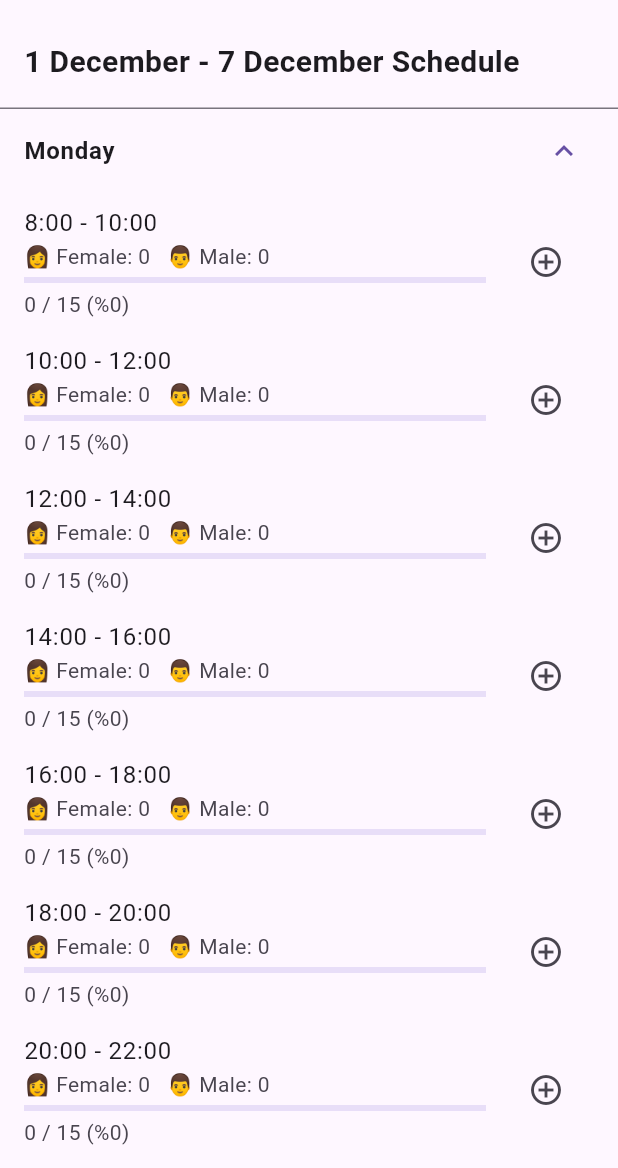
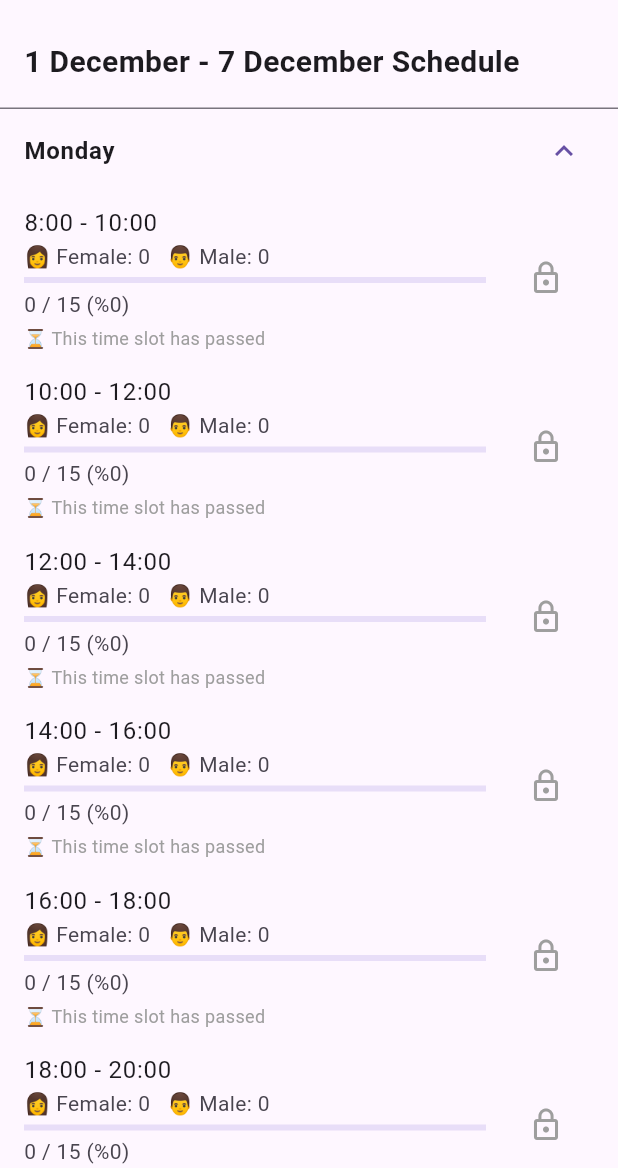
Before and after one commit to Elifsudeozmen/se380gymprojectt, a Flutter app: the screen it shows once a user with an empty profile is signed in, after a tap on "Monday", on a phone screen of 412 x 824 dp, the part 68-1236 px from its top. Run offline on Flutter 3.47's test engine with Material 3 defaults, Android fonts, the phone set to English and light mode, and no system bars; our stand-ins replace cloud_firestore, firebase_auth, firebase_core, lottie; accounts and stored records are empty.

Commit message:
preventing getting appointment from past days

```diff
--- a/lib/_lib/features/registration_page/presentation/widgets/day_option.dart
+++ b/lib/_lib/features/registration_page/presentation/widgets/day_option.dart
@@ -1,5 +1,4 @@
 import 'package:flutter/material.dart';
-import 'package:gymproject/_lib/features/registration_page/data/date_utils.dart';
 import '../../data/services/appointment_service.dart';
 import '../../data/dto/appointment_dto.dart';
 
@@ -15,7 +14,6 @@ class DayOption extends StatefulWidget {
 
 class _DayOptionState extends State<DayOption> {
   final AppointmentService service = AppointmentService();
-
   bool _isSubmitting = false;
 
   final List<String> timeOptions = [
@@ -28,6 +26,17 @@ class _DayOptionState extends State<DayOption> {
     '20:00 - 22:00',
     '22:00 - 00:00',
   ];
+
+  /// 🔒 Slot geçmiş mi?
+  bool _isPastSlot(DateTime date, String timeSlot) {
+    final now = DateTime.now();
+
+    final startHour = int.parse(timeSlot.split(':')[0]);
+
+    final slotDateTime = DateTime(date.year, date.month, date.day, startHour);
+
+    return slotDateTime.isBefore(now);
+  }
 
   @override
   Widget build(BuildContext context) {
@@ -44,9 +53,11 @@ class _DayOptionState extends State<DayOption> {
 
             final male = list.where((e) => e.gender == 'Male').length;
             final female = list.where((e) => e.gender == 'Female').length;
-
             final total = list.length;
             final percent = total / AppointmentService.maxCapacity;
+
+            final isPast = _isPastSlot(widget.date, time);
+            final isFull = total >= AppointmentService.maxCapacity;
 
             return ListTile(
               title: Text(time),
@@ -61,18 +72,30 @@ class _DayOptionState extends State<DayOption> {
                     '$total / ${AppointmentService.maxCapacity} '
                     '(%${(percent * 100).toStringAsFixed(0)})',
                   ),
+                  if (isPast)
+                    const Padding(
+                      padding: EdgeInsets.only(top: 4),
+                      child: Text(
+                        '⏳ This time slot has passed',
+                        style: TextStyle(fontSize: 12, color: Colors.grey),
+                      ),
+                    ),
                 ],
               ),
-              trailing: IconButton(
-                icon: _isSubmitting
+              trailing: _isSubmitting
                   ? const SizedBox(
                       width: 18,
                       height: 18,
                       child: CircularProgressIndicator(strokeWidth: 2),
                     )
-                    : const Icon(Icons.add_circle_outline),
-                onPressed:
-                    (_isSubmitting || total >= AppointmentService.maxCapacity)
+                  : IconButton(
+                      icon: Icon(
+                        isPast || isFull
+                            ? Icons.lock_outline
+                            : Icons.add_circle_outline,
+                        color: isPast || isFull ? Colors.grey : null,
+                      ),
+                      onPressed: (isPast || isFull || _isSubmitting)
                           ? null
                           : () => _showConfirmDialog(time),
                     ),
@@ -109,7 +132,7 @@ class _DayOptionState extends State<DayOption> {
     );
   }
 
-  //
+  // 🔹 GERÇEK KAYIT
   Future<void> _createAppointment(String time) async {
     if (_isSubmitting) return;
 
@@ -117,9 +140,9 @@ class _DayOptionState extends State<DayOption> {
 
     try {
       final appointment = AppointmentDto(
-        userId: 'CURRENT_USER_ID', // sonra FirebaseAuth
-        gender: 'Female', // sonra Firestore
-        date: DateUtilsHelper.normalize(widget.date),
+        userId: 'CURRENT_USER_ID', // 🔜 FirebaseAuth
+        gender: 'Female', // 🔜 users collection
+        date: widget.date,
         day: widget.day,
         timeSlot: time,
         createdAt: DateTime.now(),
@@ -131,14 +154,18 @@ class _DayOptionState extends State<DayOption> {
 
       ScaffoldMessenger.of(
         context,
-      ).showSnackBar(const SnackBar(content: Text('Appointment created')));
+      ).showSnackBar(const SnackBar(content: Text('✅ Appointment created')));
     } catch (e) {
       if (!mounted) return;
+
       String message = 'Something went wrong';
+
       if (e.toString().contains('User already has an appointment')) {
         message = '⚠️ You already have an appointment for this time slot';
       } else if (e.toString().contains('Capacity full')) {
         message = '❌ This time slot is full';
+      } else if (e.toString().contains('Past appointment')) {
+        message = '⏳ You cannot book past time slots';
       }
 
       ScaffoldMessenger.of(context).showSnackBar(
```
Lines whose indentation alone changed are shown as unchanged.
